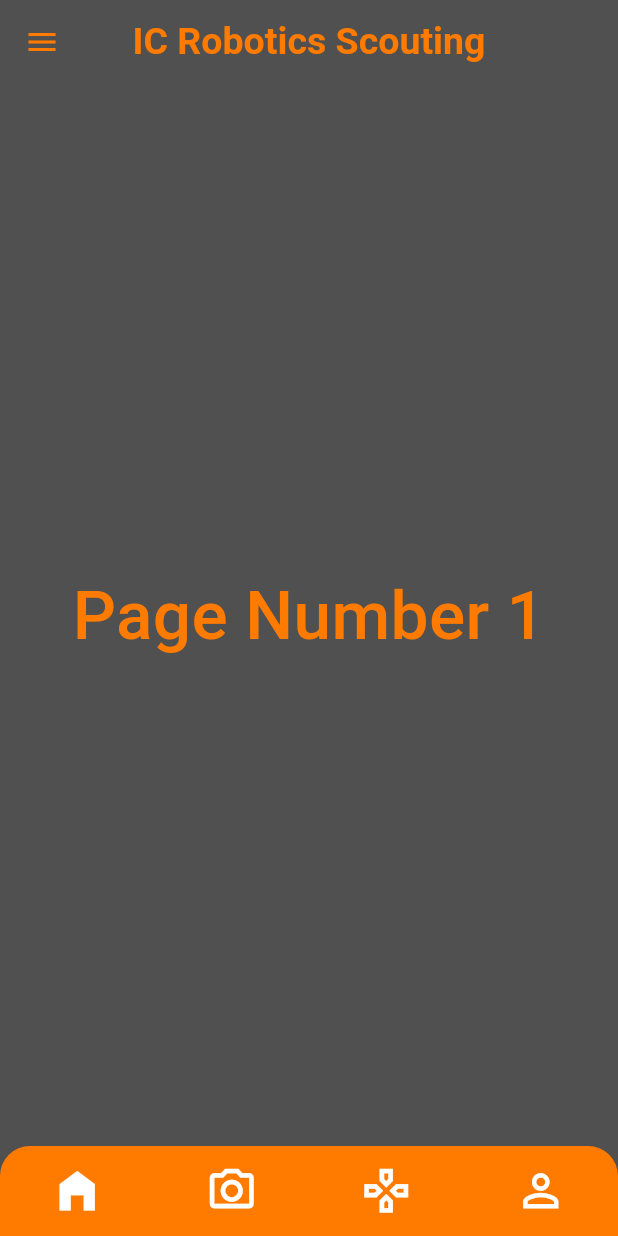
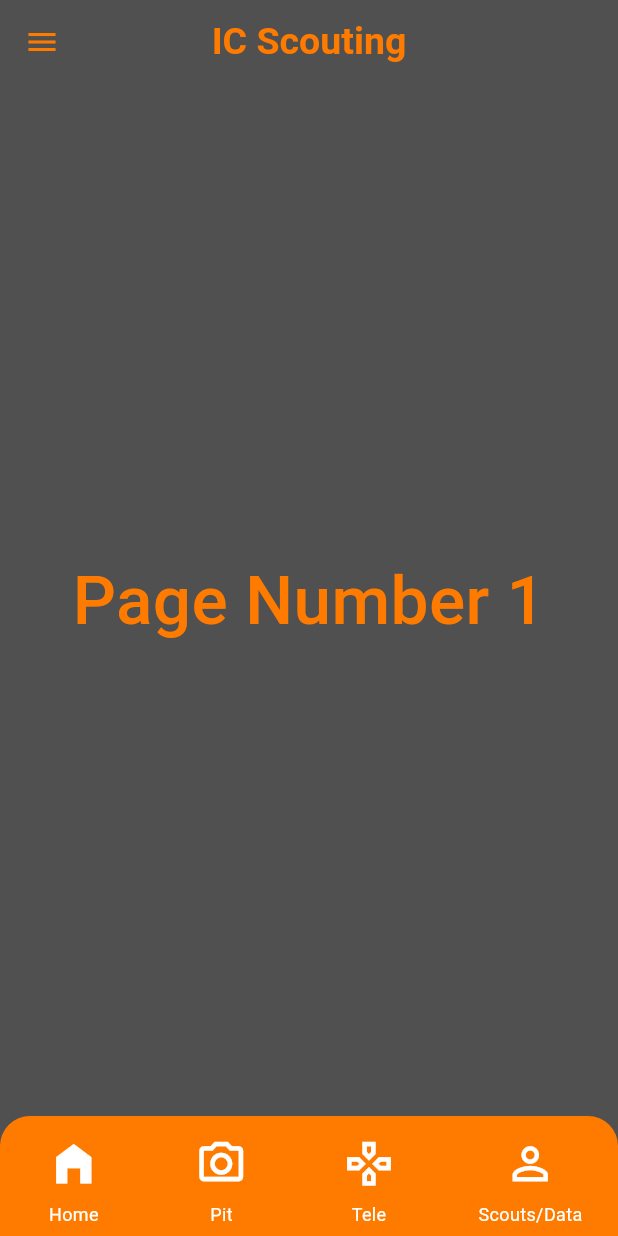
Before and after one commit to AntiAntiexe/Scouting-App, a Flutter app: the screen it shows after launch, on a phone screen of 412 x 824 dp. Run offline on Flutter 3.47's test engine with Material 3 defaults, Android fonts, the phone set to English and light mode, and no system bars.

Commit message:
added text below icons

```diff
--- a/lib/main.dart
+++ b/lib/main.dart
@@ -7,7 +7,6 @@ void main() {
 class MyApp extends StatelessWidget {
   const MyApp({Key? key}) : super(key: key);
 
-  // This widget is the root of your application.
   @override
   Widget build(BuildContext context) {
     return MaterialApp(
@@ -35,7 +34,7 @@ class _HomePageState extends State<HomePage> {
   int pageIndex = 0;
 
   final pages = [
-    const main_page(),
+    const MainPage(),
     const Page2(),
     const Page3(),
     const Page4(),
@@ -51,7 +50,7 @@ class _HomePageState extends State<HomePage> {
           color: Theme.of(context).primaryColor,
         ),
         title: Text(
-          "IC Robotics Scouting",
+          "IC Scouting",
           style: TextStyle(
             color: Theme.of(context).primaryColor,
             fontSize: 25,
@@ -68,7 +67,7 @@ class _HomePageState extends State<HomePage> {
 
   Container buildMyNavBar(BuildContext context) {
     return Container(
-      height: 60,
+      height: 80,  // Increased height to fit text
       decoration: BoxDecoration(
         color: Theme.of(context).primaryColor,
         borderRadius: const BorderRadius.only(
@@ -78,6 +77,9 @@ class _HomePageState extends State<HomePage> {
       ),
       child: Row(
         mainAxisAlignment: MainAxisAlignment.spaceAround,
+        children: [
+          Column(
+            mainAxisAlignment: MainAxisAlignment.center,
             children: [
               IconButton(
                 enableFeedback: false,
@@ -98,6 +100,18 @@ class _HomePageState extends State<HomePage> {
                         size: 35,
                       ),
               ),
+              const Text(
+                "Home",
+                style: TextStyle(
+                  color: Colors.white,
+                  fontSize: 12,
+                ),
+              ),
+            ],
+          ),
+          Column(
+            mainAxisAlignment: MainAxisAlignment.center,
+            children: [
               IconButton(
                 enableFeedback: false,
                 onPressed: () {
@@ -117,6 +131,18 @@ class _HomePageState extends State<HomePage> {
                         size: 35,
                       ),
               ),
+              const Text(
+                "Pit",
+                style: TextStyle(
+                  color: Colors.white,
+                  fontSize: 12,
+                ),
+              ),
+            ],
+          ),
+          Column(
+            mainAxisAlignment: MainAxisAlignment.center,
+            children: [
               IconButton(
                 enableFeedback: false,
                 onPressed: () {
@@ -136,6 +162,18 @@ class _HomePageState extends State<HomePage> {
                         size: 35,
                       ),
               ),
+              const Text(
+                "Tele",
+                style: TextStyle(
+                  color: Colors.white,
+                  fontSize: 12,
+                ),
+              ),
+            ],
+          ),
+          Column(
+            mainAxisAlignment: MainAxisAlignment.center,
+            children: [
               IconButton(
                 enableFeedback: false,
                 onPressed: () {
@@ -155,14 +193,23 @@ class _HomePageState extends State<HomePage> {
                         size: 35,
                       ),
               ),
+              const Text(
+                "Scouts/Data",
+                style: TextStyle(
+                  color: Colors.white,
+                  fontSize: 12,
+                ),
+              ),
+            ],
+          ),
         ],
       ),
     );
   }
 }
 
-class main_page extends StatelessWidget {
-  const main_page({Key? key}) : super(key: key);
+class MainPage extends StatelessWidget {
+  const MainPage({Key? key}) : super(key: key);
 
   @override
   Widget build(BuildContext context) {
```
Lines whose indentation alone changed are shown as unchanged.
